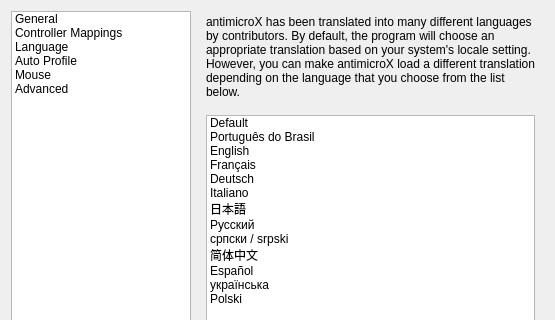
First picture: the form in src/mainsettingsdialog.ui, repository AntiMicroX/antimicrox, before the edit; both pictures show x 0 to 555 and y 0 to 320 of the 555 by 844 pixel window.
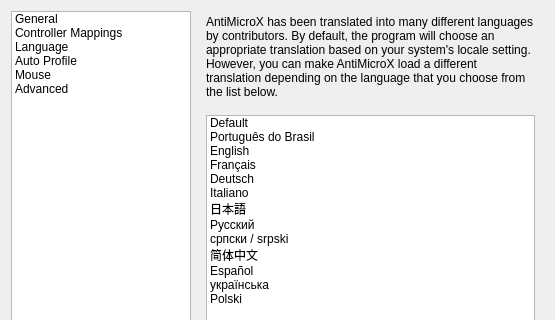
Second picture: the form after the edit. The open tabs and pages were chosen to show the change. Icons and pictures are not drawn.

Commit message: chore(cleanup): rename GUI to AntiMicroX, remove antimicroX references, repo rename (#28)

The edit to the form file:
```diff
--- a/src/mainsettingsdialog.ui
+++ b/src/mainsettingsdialog.ui
@@ -727,7 +727,7 @@
          <item>
           <widget class="QLabel" name="label_8">
            <property name="text">
-            <string>&lt;html&gt;&lt;head/&gt;&lt;body&gt;&lt;p&gt;antimicroX has been translated into many different languages by contributors. By default, the program will choose an appropriate translation based on your system's locale setting. However, you can make antimicroX load a different translation depending on the language that you choose from the list below.&lt;/p&gt;&lt;/body&gt;&lt;/html&gt;</string>
+            <string>&lt;html&gt;&lt;head/&gt;&lt;body&gt;&lt;p&gt;AntiMicroX has been translated into many different languages by contributors. By default, the program will choose an appropriate translation based on your system's locale setting. However, you can make AntiMicroX load a different translation depending on the language that you choose from the list below.&lt;/p&gt;&lt;/body&gt;&lt;/html&gt;</string>
            </property>
            <property name="wordWrap">
             <bool>true</bool>
```
Left out of the diff: 10 changed lines with no effect on the pictures. The commit also changes 289 other files.
